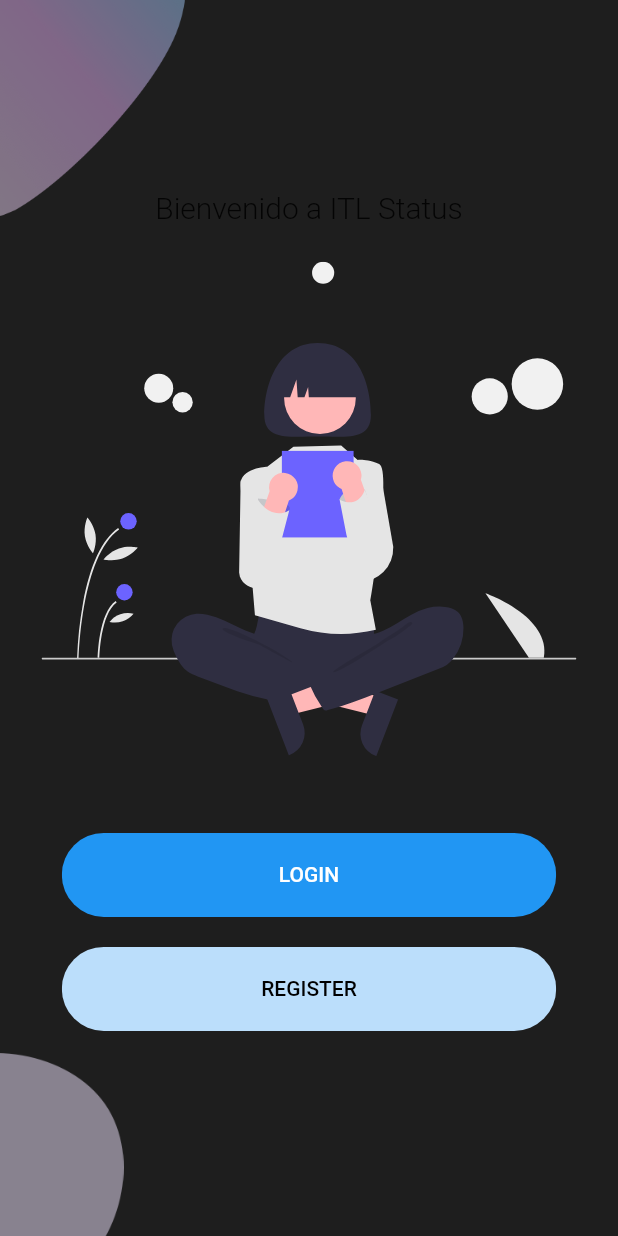
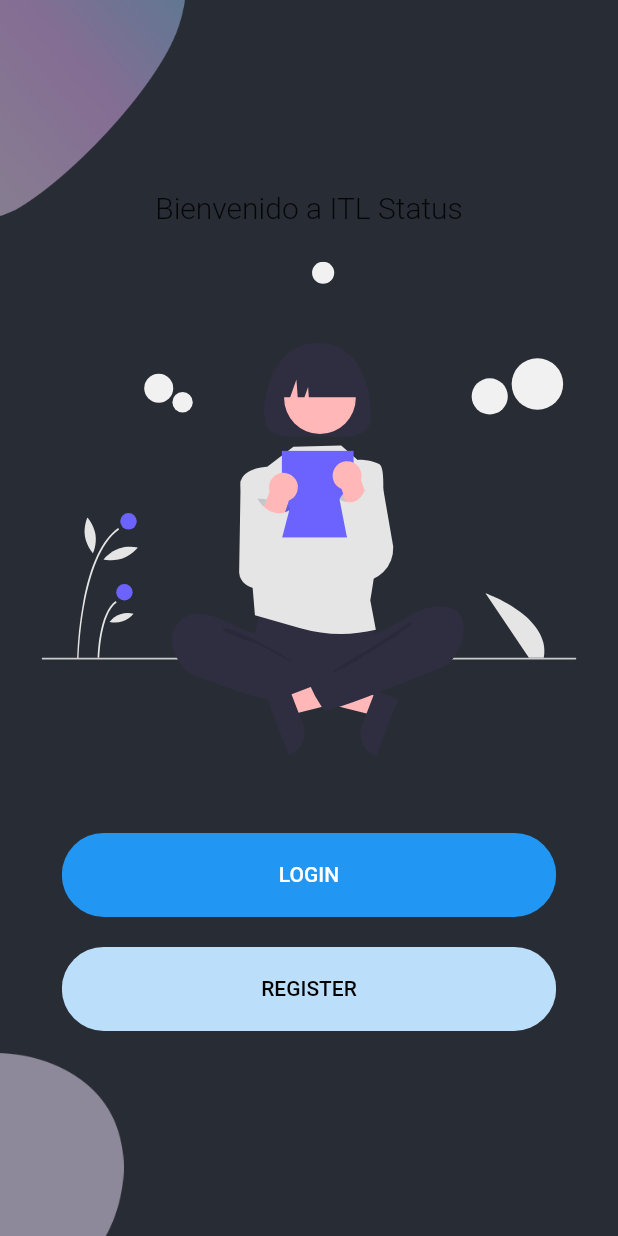
Before and after one commit to jantoniozandate/itl-status-b, a Flutter app: the screen it shows after launch, on a phone screen of 412 x 824 dp. Run offline on Flutter 3.47's test engine with Material 2 defaults, Android fonts, the phone set to English and light mode, and no system bars; our stand-ins replace firebase_messaging, fl_chart, flutter_dotenv, flutter_secure_storage, flutter_svg, flutter_swiper and 3 more; missing offline and left inert: asn1lib, flutter_page_indicator, pointycastle; accounts and stored records are empty.

Commit message:
dark theme setup

```diff
--- a/lib/main.dart
+++ b/lib/main.dart
@@ -41,9 +41,17 @@ class MyApp extends StatelessWidget {
       navigatorKey: locator<NavigationService>().navigationKey,
       theme: ThemeData(
         primarySwatch: Colors.blue,
-        scaffoldBackgroundColor: HexColor('#1E1E1E'),
+        brightness: Brightness.light,
         visualDensity: VisualDensity.adaptivePlatformDensity,
+        scaffoldBackgroundColor: HexColor('#282C34')
       ),
+      // darkTheme: ThemeData(
+      //   brightness: Brightness.dark,
+      //   scaffoldBackgroundColor: HexColor('#282C34'),
+      //   primarySwatch: Colors.blue,
+      //   visualDensity: VisualDensity.adaptivePlatformDensity,
+      // ),
+      // themeMode: ThemeMode.dark,
       home: WelcomePage(),
       onGenerateRoute: generateRoute,
     );
```
